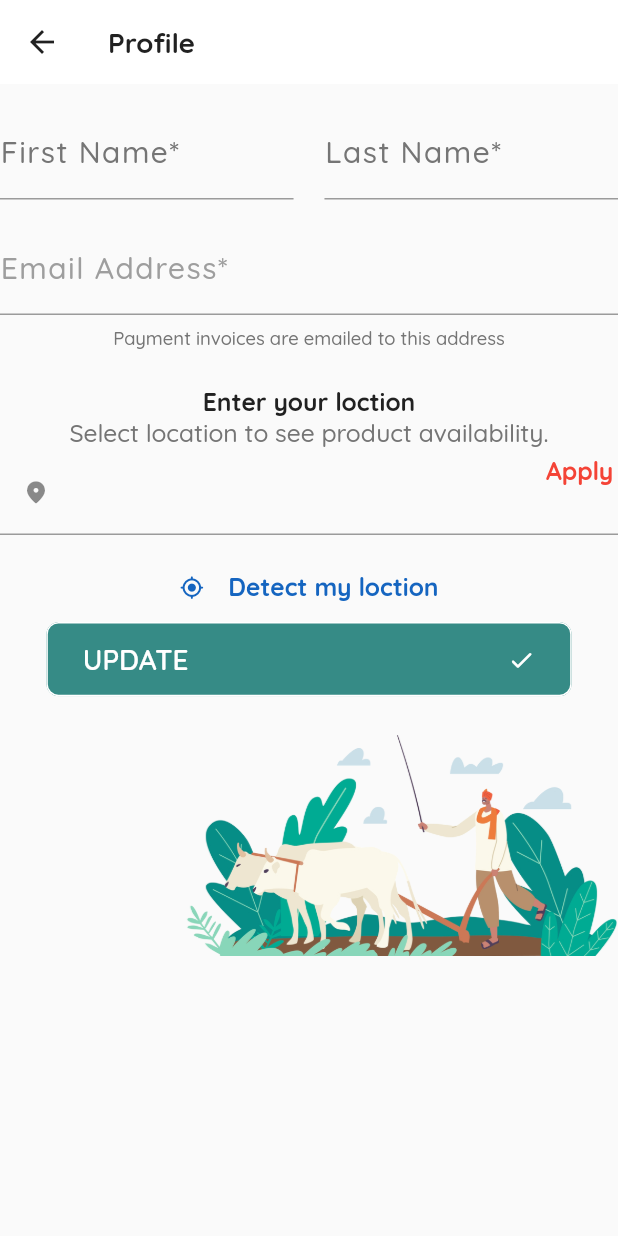
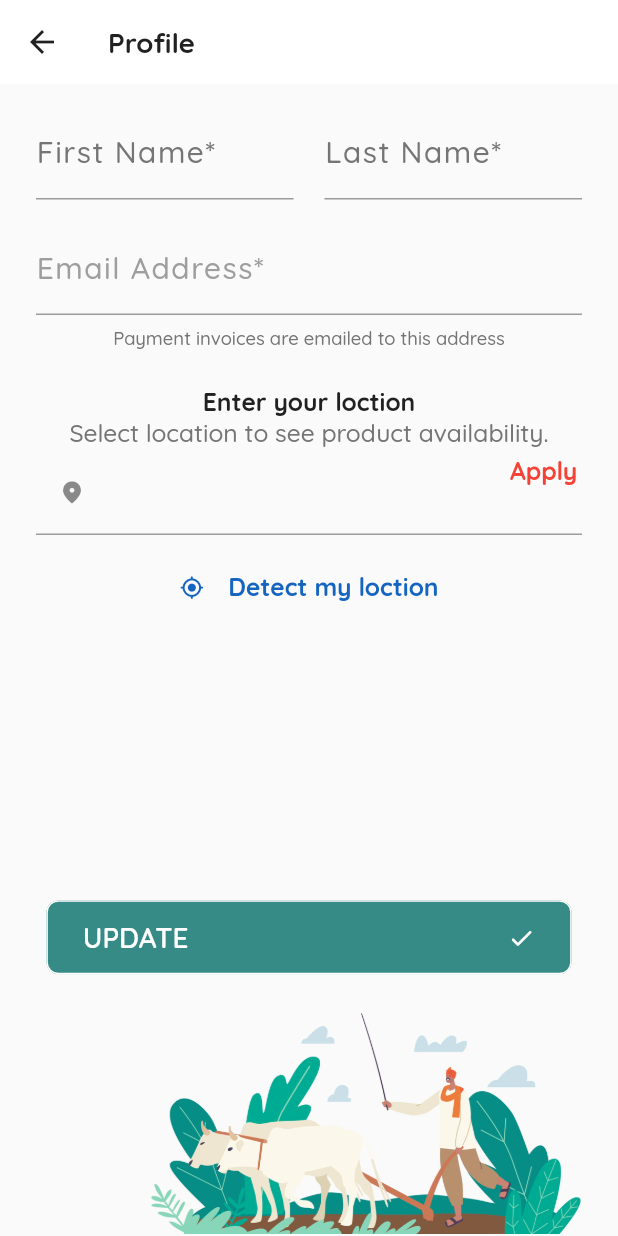
Before and after one commit to manasmalla-dev/nandikrushi, a Flutter app: the ProfileScreen screen opened directly, on a phone screen of 412 x 824 dp. Run offline on Flutter 3.47's test engine with Material 2 defaults, Android fonts, the phone set to English and light mode, and no system bars; our stand-ins replace animated_bottom_navigation_bar, carousel_slider, firebase_auth, firebase_core, mvc_pattern, pinput and 2 more; accounts and stored records are empty.

```diff
--- a/lib/provider/registration_provider.dart
+++ b/lib/provider/registration_provider.dart
@@ -14,6 +14,7 @@ class RegistrationProvider extends ChangeNotifier {
 
   languegeType(String type) {
     langType = type;
+
     notifyListeners();
   }
 
@@ -28,7 +29,7 @@ class RegistrationProvider extends ChangeNotifier {
   }
 
   lanType(BuildContext context) {
-    if (userAccountType == "") {
+    if (langType == "") {
       return snackbar(context, 'Please select any one of above');
     }
 
--- a/lib/view/my_account/profile.dart
+++ b/lib/view/my_account/profile.dart
@@ -29,6 +29,8 @@ class _ProfileScreenState extends State<ProfileScreen> {
     return Scaffold(
         appBar: appBarWithTitle(context, title: 'Profile'),
         body: SingleChildScrollView(
+          child: Padding(
+            padding: const EdgeInsets.symmetric(horizontal: 24.0),
             child: Column(
               mainAxisSize: MainAxisSize.max,
               children: [
@@ -139,7 +141,7 @@ class _ProfileScreenState extends State<ProfileScreen> {
                   ),
                 ),
                 SizedBox(
-                height: height(context) * 0.015,
+                  height: height(context) * 0.24,
                 ),
                 Container(
                   alignment: Alignment.bottomCenter,
@@ -185,6 +187,7 @@ class _ProfileScreenState extends State<ProfileScreen> {
                 )
               ],
             ),
+          ),
         ));
   }
 }
```
Lines whose indentation alone changed are shown as unchanged.
